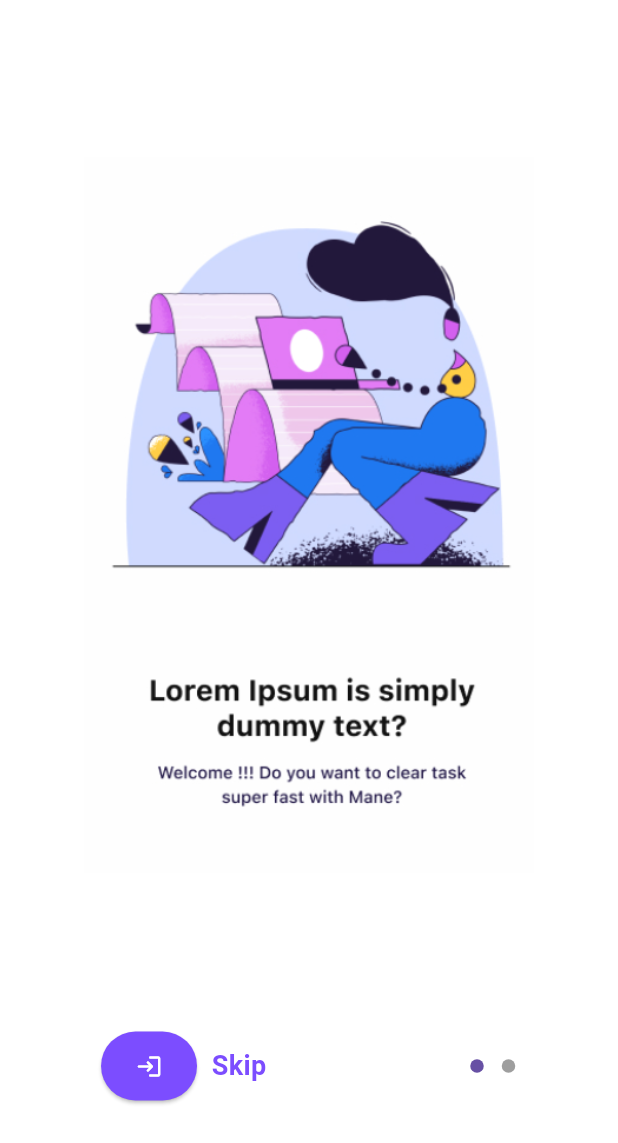
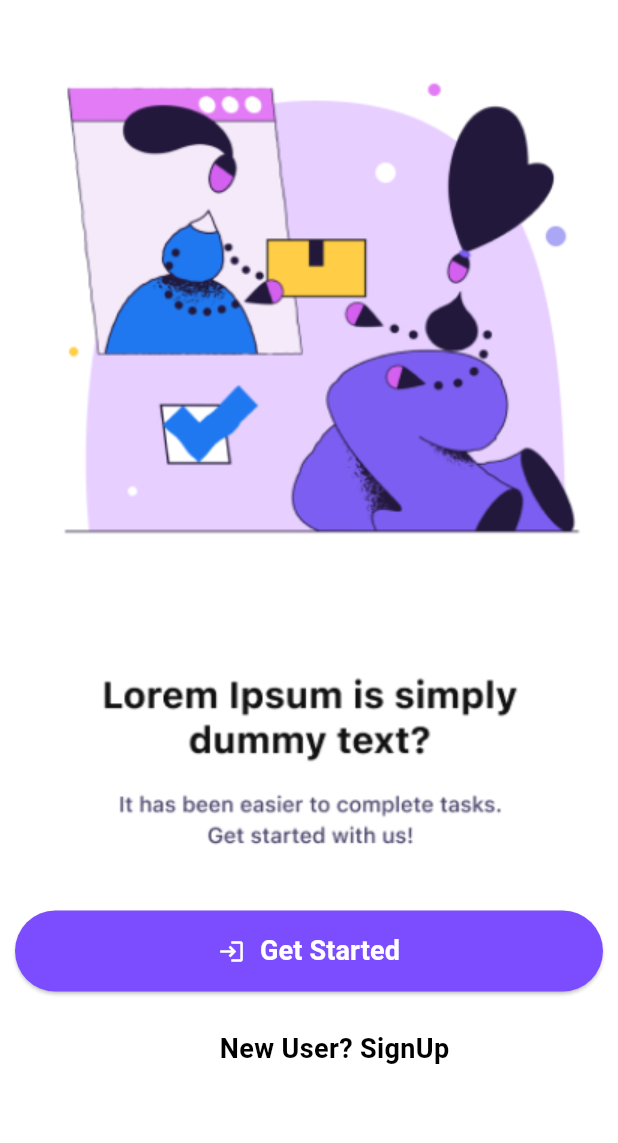
Before and after one commit to MuhammadAbubakar18/tasker, a Flutter app: the InitialScreen screen opened directly, after a tap on the "login" icon, on a phone screen of 412 x 824 dp. Shown: the top 1143 px of the screen. Run offline on Flutter 3.47's test engine with Material 3 defaults, Android fonts, the phone set to English and light mode, and no system bars; drawn by our look-alikes of carousel_slider, dots_indicator.

Commit message:
First commit

```diff
--- a/lib/main.dart
+++ b/lib/main.dart
@@ -111,7 +111,7 @@ class _InitialScreenState extends State<InitialScreen> {
   final items = [
     Image.asset('assets/s2.PNG',
     width:300,),
-    Image.asset('assets/s1.PNG')
+    Image.asset('assets/s1.PNG'),
   ];
   int currentIndex = 0;
   @override
@@ -123,7 +123,7 @@ class _InitialScreenState extends State<InitialScreen> {
         children: [
           CarouselSlider(
             options: CarouselOptions(
-              autoPlay: true,
+              autoPlay: false,
               aspectRatio: 0.6,
               enlargeCenterPage: true,
               onPageChanged: (index, reason) {
@@ -150,7 +150,12 @@ class _InitialScreenState extends State<InitialScreen> {
                       borderRadius: BorderRadius.circular(50),
                     ),
                     ),
-                    onPressed: (){},
+                    onPressed: (){
+                      Navigator.push(
+                            context,
+                            MaterialPageRoute(builder: (context) => StartScreen()), // Navigate to LoginScreen
+                          );
+                    },
                     child: Icon(Icons.login_rounded, color: Colors.white),
                            ),
                 Text(
@@ -178,3 +183,72 @@ class _InitialScreenState extends State<InitialScreen> {
     );
   }
 }
+class StartScreen extends StatelessWidget {
+  const StartScreen({super.key});
+
+  @override
+  Widget build(BuildContext context) {
+    return Scaffold(
+      backgroundColor: Colors.white,
+      body: Column(
+        children: [
+          Image(
+            image: AssetImage('assets/s3.PNG'), // Use AssetImage for local images
+          ),
+          SizedBox(height: 20,),
+          Padding(
+            padding: const EdgeInsets.all(10.0),
+            child: ElevatedButton(
+              style: ElevatedButton.styleFrom(
+                backgroundColor: Colors.deepPurpleAccent,
+                padding: const EdgeInsets.symmetric(vertical: 14),
+                shape: RoundedRectangleBorder(
+                  borderRadius: BorderRadius.circular(30),
+                ),
+                minimumSize: const Size(double.infinity, 50),
+              ),
+              onPressed: () {
+                // Navigator.push(
+                //   context,
+                //   MaterialPageRoute(builder: (context) => LoginScreen()), // Navigate to LoginScreen
+                // );
+              },
+              child: Row(
+                mainAxisAlignment: MainAxisAlignment.center,
+                children: const [
+                  Icon(Icons.login, color: Colors.white),
+                  SizedBox(width: 10),
+                  Text(
+                    "Get Started",
+                    style: TextStyle(
+                      fontSize: 18,
+                      color: Colors.white,
+                      fontWeight: FontWeight.bold,
+                    ),
+                  ),
+                ],
+              ),
+            ),
+          ),
+          SizedBox(height: 15,),
+          Row(
+            mainAxisAlignment: MainAxisAlignment.center,
+            children: const [
+              Icon(Icons.person_add, color: Colors.white),
+              SizedBox(width: 10),
+              Text(
+                "New User? SignUp",
+                style: TextStyle(
+                  fontSize: 18,
+                  color: Colors.black,
+                  fontWeight: FontWeight.bold,
+                ),
+              ),
+            ],
+          ),
+
+        ],
+      ),
+    );
+  }
+}
```
Also changed, not shown: assets/s3.PNG (added).
